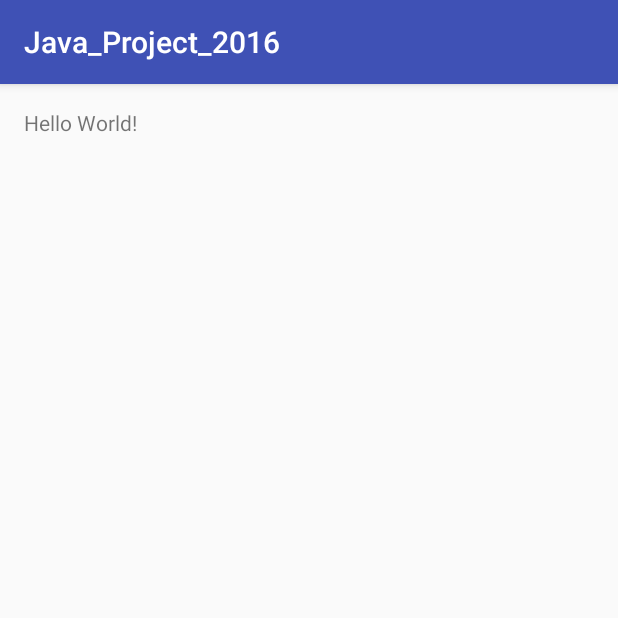
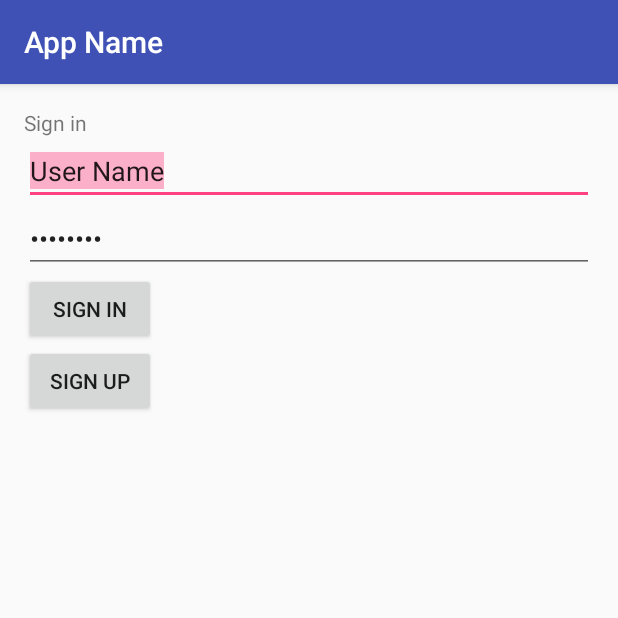
Before and after one commit to BenyKammoun/Java_Project_2016, an Android app: the screen it shows after launch (MainActivity), on a phone screen of 412 x 824 dp, the top half of it. Run offline under Robolectric (Android 15) with nearby library versions, the phone set to English and light mode, and no system bars.

Commit message:
Commited at 08/12/2016 by Binyamin Kammoun

```diff
--- a/app/src/main/res/layout/activity_main.xml
+++ b/app/src/main/res/layout/activity_main.xml
@@ -11,7 +11,41 @@
     tools:context="com.a2016.proj.bensimhon.kamoun.java_project_2016.MainActivity">
 
     <TextView
+        android:id="@+id/sign_txt"
         android:layout_width="wrap_content"
         android:layout_height="wrap_content"
-        android:text="Hello World!" />
+        android:text="@string/sign_in" />
+
+    <EditText
+        android:id="@+id/user_nm_input"
+        android:layout_width="match_parent"
+        android:layout_height="wrap_content"
+        android:layout_below="@id/sign_txt"
+        android:text="@string/user_name"
+        android:inputType="textEmailAddress"
+        android:selectAllOnFocus="true"/>
+
+    <EditText
+        android:id="@+id/passwd_input"
+        android:layout_width="match_parent"
+        android:layout_height="wrap_content"
+        android:layout_below="@id/user_nm_input"
+        android:text="@string/passwd"
+        android:inputType="textPassword"
+        android:selectAllOnFocus="true"/>
+
+    <Button
+        android:id="@+id/sign_button"
+        android:layout_width="wrap_content"
+        android:layout_height="wrap_content"
+        android:layout_below="@+id/passwd_input"
+        android:text="@string/sign_in"/>
+
+    <Button
+        android:id="@+id/reg_button"
+        android:layout_width="wrap_content"
+        android:layout_height="wrap_content"
+        android:layout_below="@+id/sign_button"
+        android:text="@string/register"/>
+
 </RelativeLayout>
--- a/app/src/main/res/values/strings.xml
+++ b/app/src/main/res/values/strings.xml
@@ -1,3 +1,15 @@
 <resources>
-    <string name="app_name">Java_Project_2016</string>
+    <!-- top bar string values -->
+    <string name="app_name">App Name</string>
+
+    <!-- TextViews strings -->
+    <string name="sign_in">Sign in</string>
+    <string name="shw_me_psswd">Show me password</string>
+
+    <!-- EditText strings -->
+    <string name="user_name">User Name</string>
+    <string name="passwd">Password</string>
+
+    <!-- Button strings -->
+    <string name="register">Sign up</string>
 </resources>
--- a/app/src/main/res/values/styles.xml
+++ b/app/src/main/res/values/styles.xml
@@ -8,4 +8,8 @@
         <item name="colorAccent">@color/colorAccent</item>
     </style>
 
+    <style name="AppEditText">
+
+    </style>
+
 </resources>
```
Also changed, not shown: app/src/main/res/layout/activity_register.xml (added, +63 -0 lines).
